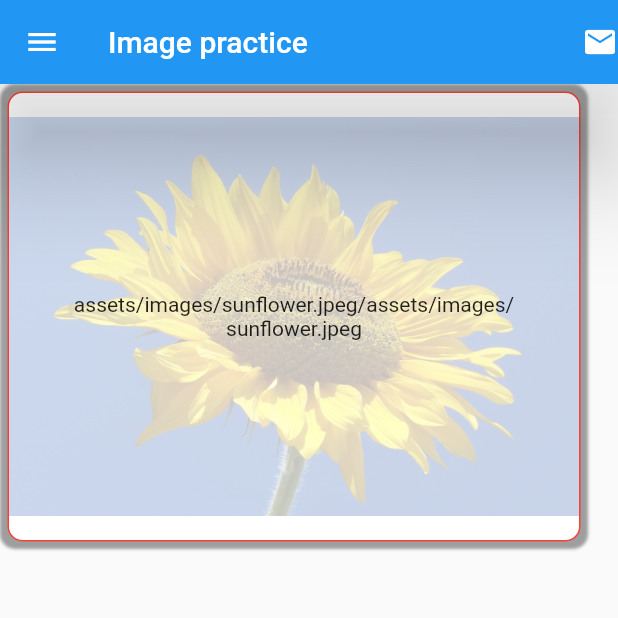
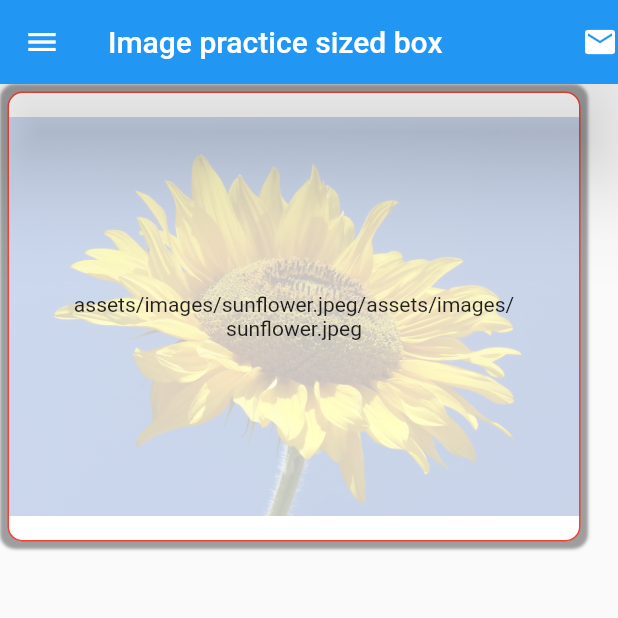
Before and after one commit to thinkofyashh/imagepractice, a Flutter app: the screen it shows after launch, on a phone screen of 412 x 824 dp, the top half of it. Run offline on Flutter 3.47's test engine with Material 2 defaults, Android fonts, the phone set to English and light mode, and no system bars.

Commit message:
change title again

```diff
--- a/lib/main.dart
+++ b/lib/main.dart
@@ -12,7 +12,7 @@ class MyApp extends StatelessWidget {
   Widget build(BuildContext context) {
     return MaterialApp(
       title: 'Flutter Demo',
-      home: const MyHomePage(title: 'Image practice '),
+      home: const MyHomePage(title: 'Image practice sized box '),
     );
   }
 }
```
